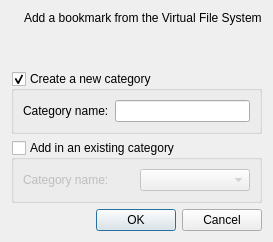
Old version of the form gui/resources/bookmarkdialog.ui in the repository arxsys/dff-ui.
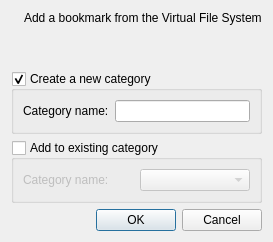
New version of the form. Icons and pictures are not drawn.

Patch:
```diff
--- a/gui/resources/bookmarkdialog.ui
+++ b/gui/resources/bookmarkdialog.ui
@@ -88,7 +88,7 @@
    <item>
     <widget class="QGroupBox" name="existBox">
      <property name="title">
-      <string>Add in an existing category</string>
+      <string>Add to existing category</string>
      </property>
      <property name="checkable">
       <bool>true</bool>
```
